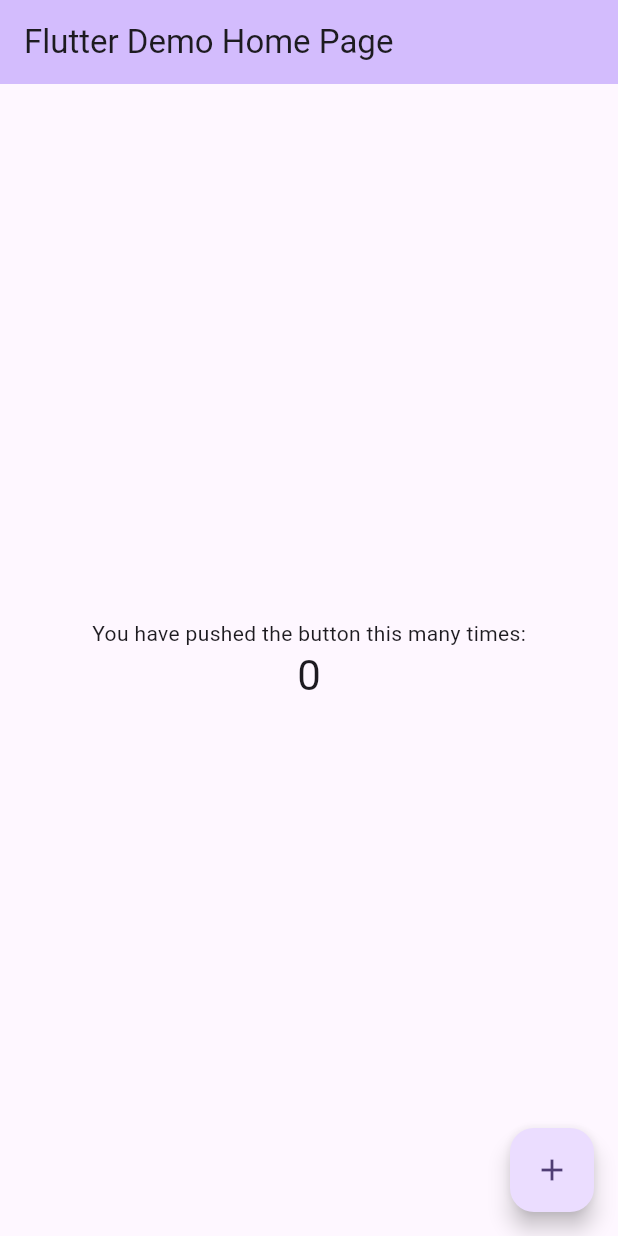
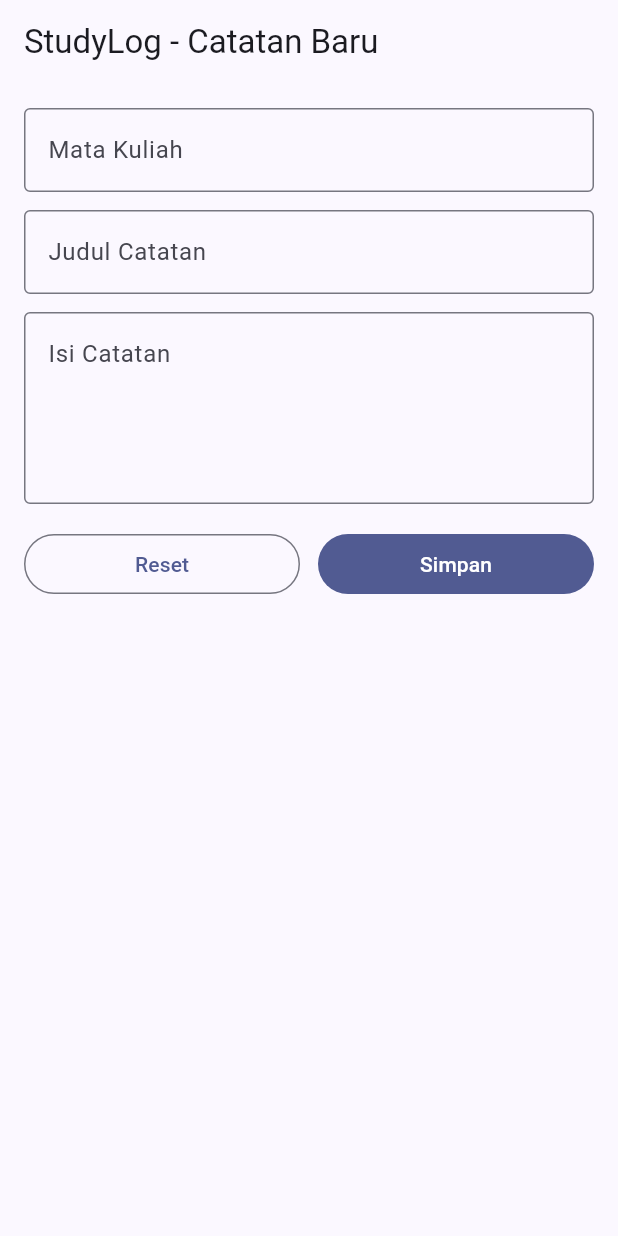
Before and after one commit to rillsussy/studylog, a Flutter app: the screen it shows after launch, on a phone screen of 412 x 824 dp. Run offline on Flutter 3.47's test engine with Material 3 defaults, Android fonts, the phone set to English and light mode, and no system bars.

Commit message:
M1: formulir catatan interaktif dengan validasi

```diff
--- a/lib/main.dart
+++ b/lib/main.dart
@@ -1,122 +1,24 @@
 import 'package:flutter/material.dart';
 
+import 'screens/form_catatan_screen.dart';
+
 void main() {
-  runApp(const MyApp());
+  runApp(const StudyLogApp());
 }
 
-class MyApp extends StatelessWidget {
-  const MyApp({super.key});
+class StudyLogApp extends StatelessWidget {
+  const StudyLogApp({super.key});
 
-  // This widget is the root of your application.
   @override
   Widget build(BuildContext context) {
     return MaterialApp(
-      title: 'Flutter Demo',
+      title: 'StudyLog',
+      debugShowCheckedModeBanner: false,
       theme: ThemeData(
-        // This is the theme of your application.
-        //
-        // TRY THIS: Try running your application with "flutter run". You'll see
-        // the application has a purple toolbar. Then, without quitting the app,
-        // try changing the seedColor in the colorScheme below to Colors.green
-        // and then invoke "hot reload" (save your changes or press the "hot
-        // reload" button in a Flutter-supported IDE, or press "r" if you used
-        // the command line to start the app).
-        //
-        // Notice that the counter didn't reset back to zero; the application
-        // state is not lost during the reload. To reset the state, use hot
-        // restart instead.
-        //
-        // This works for code too, not just values: Most code changes can be
-        // tested with just a hot reload.
-        colorScheme: .fromSeed(seedColor: Colors.deepPurple),
+        colorScheme: ColorScheme.fromSeed(seedColor: Colors.indigo),
+        useMaterial3: true,
       ),
-      home: const MyHomePage(title: 'Flutter Demo Home Page'),
+      home: const FormCatatanScreen(),
     );
   }
 }
-
-class MyHomePage extends StatefulWidget {
-  const MyHomePage({super.key, required this.title});
-
-  // This widget is the home page of your application. It is stateful, meaning
-  // that it has a State object (defined below) that contains fields that affect
-  // how it looks.
-
-  // This class is the configuration for the state. It holds the values (in this
-  // case the title) provided by the parent (in this case the App widget) and
-  // used by the build method of the State. Fields in a Widget subclass are
-  // always marked "final".
-
-  final String title;
-
-  @override
-  State<MyHomePage> createState() => _MyHomePageState();
-}
-
-class _MyHomePageState extends State<MyHomePage> {
-  int _counter = 0;
-
-  void _incrementCounter() {
-    setState(() {
-      // This call to setState tells the Flutter framework that something has
-      // changed in this State, which causes it to rerun the build method below
-      // so that the display can reflect the updated values. If we changed
-      // _counter without calling setState(), then the build method would not be
-      // called again, and so nothing would appear to happen.
-      _counter++;
-    });
-  }
-
-  @override
-  Widget build(BuildContext context) {
-    // This method is rerun every time setState is called, for instance as done
-    // by the _incrementCounter method above.
-    //
-    // The Flutter framework has been optimized to make rerunning build methods
-    // fast, so that you can just rebuild anything that needs updating rather
-    // than having to individually change instances of widgets.
-    return Scaffold(
-      appBar: AppBar(
-        // TRY THIS: Try changing the color here to a specific color (to
-        // Colors.amber, perhaps?) and trigger a hot reload to see the AppBar
-        // change color while the other colors stay the same.
-        backgroundColor: Theme.of(context).colorScheme.inversePrimary,
-        // Here we take the value from the MyHomePage object that was created by
-        // the App.build method, and use it to set our appbar title.
-        title: Text(widget.title),
-      ),
-      body: Center(
-        // Center is a layout widget. It takes a single child and positions it
-        // in the middle of the parent.
-        child: Column(
-          // Column is also a layout widget. It takes a list of children and
-          // arranges them vertically. By default, it sizes itself to fit its
-          // children horizontally, and tries to be as tall as its parent.
-          //
-          // Column has various properties to control how it sizes itself and
-          // how it positions its children. Here we use mainAxisAlignment to
-          // center the children vertically; the main axis here is the vertical
-          // axis because Columns are vertical (the cross axis would be
-          // horizontal).
-          //
-          // TRY THIS: Invoke "debug painting" (choose the "Toggle Debug Paint"
-          // action in the IDE, or press "p" in the console), to see the
-          // wireframe for each widget.
-          mainAxisAlignment: .center,
-          children: [
-            const Text('You have pushed the button this many times:'),
-            Text(
-              '$_counter',
-              style: Theme.of(context).textTheme.headlineMedium,
-            ),
-          ],
-        ),
-      ),
-      floatingActionButton: FloatingActionButton(
-        onPressed: _incrementCounter,
-        tooltip: 'Increment',
-        child: const Icon(Icons.add),
-      ),
-    );
-  }
-}
--- /dev/null
+++ b/lib/screens/form_catatan_screen.dart
@@ -0,0 +1,139 @@
+import 'package:flutter/material.dart';
+
+/// Milestone 01: form catatan dengan validasi dan state lokal.
+class FormCatatanScreen extends StatefulWidget {
+  const FormCatatanScreen({super.key});
+
+  @override
+  State<FormCatatanScreen> createState() => _FormCatatanScreenState();
+}
+
+class _FormCatatanScreenState extends State<FormCatatanScreen> {
+  final _formKey = GlobalKey<FormState>();
+  final _mataKuliahController = TextEditingController();
+  final _judulController = TextEditingController();
+  final _isiController = TextEditingController();
+
+  String? _hasilMataKuliah;
+  String? _hasilJudul;
+  String? _hasilIsi;
+
+  @override
+  void dispose() {
+    _mataKuliahController.dispose();
+    _judulController.dispose();
+    _isiController.dispose();
+    super.dispose();
+  }
+
+  String? _wajibDiisi(String? value, String label) {
+    if (value == null || value.trim().isEmpty) {
+      return '$label wajib diisi';
+    }
+    return null;
+  }
+
+  void _simpan() {
+    if (!_formKey.currentState!.validate()) return;
+    setState(() {
+      _hasilMataKuliah = _mataKuliahController.text.trim();
+      _hasilJudul = _judulController.text.trim();
+      _hasilIsi = _isiController.text.trim();
+    });
+    ScaffoldMessenger.of(context).showSnackBar(
+      const SnackBar(content: Text('Catatan berhasil disimpan')),
+    );
+  }
+
+  void _reset() {
+    _formKey.currentState!.reset();
+    _mataKuliahController.clear();
+    _judulController.clear();
+    _isiController.clear();
+    setState(() {
+      _hasilMataKuliah = null;
+      _hasilJudul = null;
+      _hasilIsi = null;
+    });
+  }
+
+  @override
+  Widget build(BuildContext context) {
+    return Scaffold(
+      appBar: AppBar(title: const Text('StudyLog - Catatan Baru')),
+      body: SafeArea(
+        child: SingleChildScrollView(
+          padding: const EdgeInsets.all(16),
+          child: Form(
+            key: _formKey,
+            child: Column(
+              crossAxisAlignment: CrossAxisAlignment.stretch,
+              children: [
+                TextFormField(
+                  key: const Key('field_mata_kuliah'),
+                  controller: _mataKuliahController,
+                  decoration: const InputDecoration(
+                    labelText: 'Mata Kuliah',
+                    border: OutlineInputBorder(),
+                  ),
+                  validator: (v) => _wajibDiisi(v, 'Mata kuliah'),
+                ),
+                const SizedBox(height: 12),
+                TextFormField(
+                  key: const Key('field_judul'),
+                  controller: _judulController,
+                  decoration: const InputDecoration(
+                    labelText: 'Judul Catatan',
+                    border: OutlineInputBorder(),
+                  ),
+                  validator: (v) => _wajibDiisi(v, 'Judul'),
+                ),
+                const SizedBox(height: 12),
+                TextFormField(
+                  key: const Key('field_isi'),
+                  controller: _isiController,
+                  minLines: 4,
+                  maxLines: 8,
+                  decoration: const InputDecoration(
+                    labelText: 'Isi Catatan',
+                    alignLabelWithHint: true,
+                    border: OutlineInputBorder(),
+                  ),
+                  validator: (v) => _wajibDiisi(v, 'Isi catatan'),
+                ),
+                const SizedBox(height: 16),
+                Row(
+                  children: [
+                    Expanded(
+                      child: OutlinedButton(
+                        onPressed: _reset,
+                        child: const Text('Reset'),
+                      ),
+                    ),
+                    const SizedBox(width: 12),
+                    Expanded(
+                      child: FilledButton(
+                        onPressed: _simpan,
+                        child: const Text('Simpan'),
+                      ),
+                    ),
+                  ],
+                ),
+                if (_hasilJudul != null) ...[
+                  const SizedBox(height: 24),
+                  Card(
+                    child: ListTile(
+                      title: Text(_hasilJudul!),
+                      subtitle: Text('$_hasilMataKuliah\n\n$_hasilIsi'),
+                      isThreeLine: true,
+                    ),
+                  ),
+                ],
+              ],
+            ),
+          ),
+        ),
+      ),
+    );
+  }
+}
```
Also changed, not shown: 1 other file.
